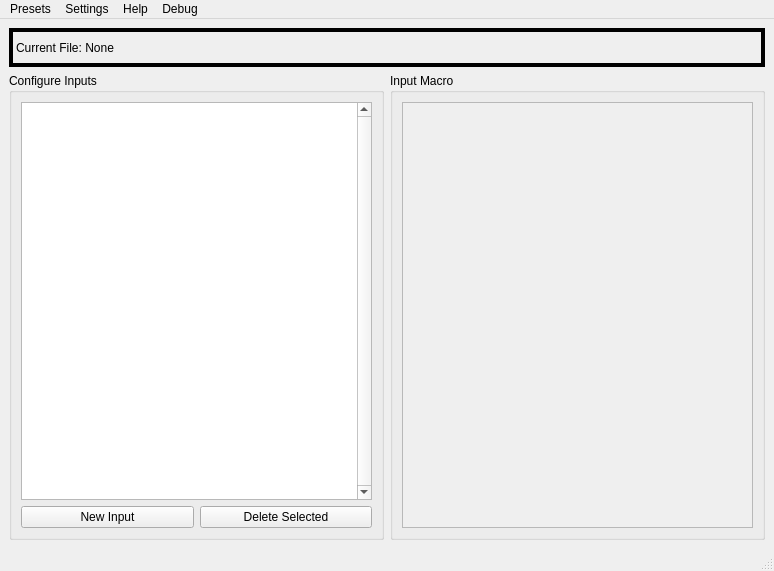
The window that OpenMacro-GUI/App/mainwindow.ui (jerry20091103/OpenMacro) describes before a commit, drawn with Qt 5.
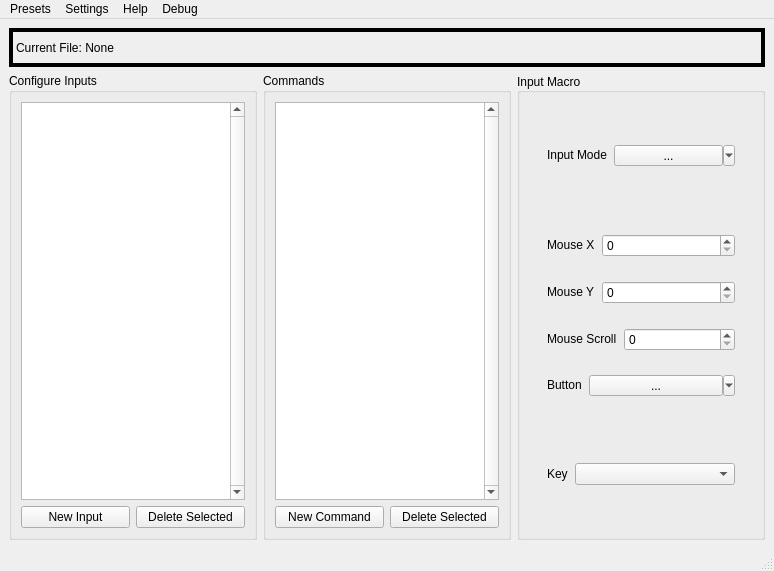
The same window after the commit. Custom widgets are drawn as their Qt base class.

Commit message: Finished setting up GUI layouts.

Patch:
```diff
--- a/OpenMacro-GUI/App/mainwindow.ui
+++ b/OpenMacro-GUI/App/mainwindow.ui
@@ -38,7 +38,7 @@
      </widget>
     </item>
     <item>
-     <layout class="QHBoxLayout" name="horizontalLayout" stretch="1,1">
+     <layout class="QHBoxLayout" name="horizontalLayout" stretch="1,1,1">
       <property name="sizeConstraint">
        <enum>QLayout::SetDefaultConstraint</enum>
       </property>
@@ -83,26 +83,325 @@
        </widget>
       </item>
       <item>
-       <widget class="QGroupBox" name="groupBox">
+       <widget class="QGroupBox" name="configCommandsForm">
+        <property name="title">
+         <string>Commands</string>
+        </property>
+        <layout class="QVBoxLayout" name="verticalLayout_8" stretch="9,1">
+         <item>
+          <widget class="CommandList" name="commandList">
+           <property name="verticalScrollBarPolicy">
+            <enum>Qt::ScrollBarAlwaysOn</enum>
+           </property>
+          </widget>
+         </item>
+         <item>
+          <layout class="QHBoxLayout" name="horizontalLayout_9">
+           <item>
+            <widget class="QPushButton" name="actionNewCommand">
+             <property name="text">
+              <string>New Command</string>
+             </property>
+            </widget>
+           </item>
+           <item>
+            <widget class="QPushButton" name="actionDeleteSelectedCommand">
+             <property name="text">
+              <string>Delete Selected</string>
+             </property>
+            </widget>
+           </item>
+          </layout>
+         </item>
+        </layout>
+       </widget>
+      </item>
+      <item>
+       <widget class="ConfigMacroForm" name="configMacroForm">
+        <property name="sizePolicy">
+         <sizepolicy hsizetype="Ignored" vsizetype="Preferred">
+          <horstretch>0</horstretch>
+          <verstretch>0</verstretch>
+         </sizepolicy>
+        </property>
         <property name="title">
          <string>Input Macro</string>
         </property>
+        <property name="alignment">
+         <set>Qt::AlignLeading|Qt::AlignLeft|Qt::AlignVCenter</set>
+        </property>
+        <property name="flat">
+         <bool>false</bool>
+        </property>
         <layout class="QVBoxLayout" name="verticalLayout_3">
          <item>
-          <widget class="QScrollArea" name="scrollArea_2">
-           <property name="widgetResizable">
+          <widget class="QFrame" name="inputModeForm">
+           <property name="enabled">
             <bool>true</bool>
            </property>
-           <widget class="QWidget" name="scrollAreaWidgetContents_2">
-            <property name="geometry">
-             <rect>
-              <x>0</x>
-              <y>0</y>
-              <width>345</width>
-              <height>405</height>
-             </rect>
-            </property>
-           </widget>
+           <property name="frameShape">
+            <enum>QFrame::NoFrame</enum>
+           </property>
+           <property name="frameShadow">
+            <enum>QFrame::Plain</enum>
+           </property>
+           <property name="lineWidth">
+            <number>0</number>
+           </property>
+           <layout class="QVBoxLayout" name="verticalLayout_5">
+            <item>
+             <widget class="QWidget" name="horizontalWidget_2" native="true">
+              <property name="sizePolicy">
+               <sizepolicy hsizetype="Preferred" vsizetype="Fixed">
+                <horstretch>0</horstretch>
+                <verstretch>0</verstretch>
+               </sizepolicy>
+              </property>
+              <layout class="QHBoxLayout" name="horizontalLayout_4" stretch="0,0">
+               <property name="spacing">
+                <number>7</number>
+               </property>
+               <item>
+                <widget class="QLabel" name="label_2">
+                 <property name="sizePolicy">
+                  <sizepolicy hsizetype="Fixed" vsizetype="Fixed">
+                   <horstretch>0</horstretch>
+                   <verstretch>0</verstretch>
+                  </sizepolicy>
+                 </property>
+                 <property name="text">
+                  <string>Input Mode</string>
+                 </property>
+                </widget>
+               </item>
+               <item>
+                <widget class="QToolButton" name="inputModeInput">
+                 <property name="sizePolicy">
+                  <sizepolicy hsizetype="Preferred" vsizetype="Fixed">
+                   <horstretch>0</horstretch>
+                   <verstretch>0</verstretch>
+                  </sizepolicy>
+                 </property>
+                 <property name="text">
+                  <string>...</string>
+                 </property>
+                 <property name="popupMode">
+                  <enum>QToolButton::MenuButtonPopup</enum>
+                 </property>
+                </widget>
+               </item>
+              </layout>
+             </widget>
+            </item>
+           </layout>
+          </widget>
+         </item>
+         <item>
+          <widget class="QFrame" name="mouseMacroForm">
+           <property name="enabled">
+            <bool>true</bool>
+           </property>
+           <property name="frameShape">
+            <enum>QFrame::NoFrame</enum>
+           </property>
+           <property name="frameShadow">
+            <enum>QFrame::Plain</enum>
+           </property>
+           <property name="lineWidth">
+            <number>0</number>
+           </property>
+           <layout class="QVBoxLayout" name="verticalLayout_6">
+            <item>
+             <widget class="QWidget" name="mouseXForm" native="true">
+              <property name="sizePolicy">
+               <sizepolicy hsizetype="Preferred" vsizetype="Fixed">
+                <horstretch>0</horstretch>
+                <verstretch>0</verstretch>
+               </sizepolicy>
+              </property>
+              <layout class="QHBoxLayout" name="horizontalLayout_6" stretch="0,0">
+               <property name="spacing">
+                <number>7</number>
+               </property>
+               <item>
+                <widget class="QLabel" name="label_4">
+                 <property name="sizePolicy">
+                  <sizepolicy hsizetype="Fixed" vsizetype="Fixed">
+                   <horstretch>0</horstretch>
+                   <verstretch>0</verstretch>
+                  </sizepolicy>
+                 </property>
+                 <property name="text">
+                  <string>Mouse X</string>
+                 </property>
+                </widget>
+               </item>
+               <item>
+                <widget class="QSpinBox" name="mouseXInput"/>
+               </item>
+              </layout>
+             </widget>
+            </item>
+            <item>
+             <widget class="QWidget" name="mouseYForm" native="true">
+              <property name="sizePolicy">
+               <sizepolicy hsizetype="Preferred" vsizetype="Fixed">
+                <horstretch>0</horstretch>
+                <verstretch>0</verstretch>
+               </sizepolicy>
+              </property>
+              <layout class="QHBoxLayout" name="horizontalLayout_11" stretch="0,0">
+               <property name="spacing">
+                <number>7</number>
+               </property>
+               <item>
+                <widget class="QLabel" name="label_6">
+                 <property name="sizePolicy">
+                  <sizepolicy hsizetype="Fixed" vsizetype="Fixed">
+                   <horstretch>0</horstretch>
+                   <verstretch>0</verstretch>
+                  </sizepolicy>
+                 </property>
+                 <property name="text">
+                  <string>Mouse Y</string>
+                 </property>
+                </widget>
+               </item>
+               <item>
+                <widget class="QSpinBox" name="mouseYInput"/>
+               </item>
+              </layout>
+             </widget>
+            </item>
+            <item>
+             <widget class="QWidget" name="mouseScrollForm" native="true">
+              <property name="sizePolicy">
+               <sizepolicy hsizetype="Preferred" vsizetype="Fixed">
+                <horstretch>0</horstretch>
+                <verstretch>0</verstretch>
+               </sizepolicy>
+              </property>
+              <layout class="QHBoxLayout" name="horizontalLayout_5" stretch="0,0">
+               <property name="spacing">
+                <number>7</number>
+               </property>
+               <item>
+                <widget class="QLabel" name="label_3">
+                 <property name="sizePolicy">
+                  <sizepolicy hsizetype="Fixed" vsizetype="Fixed">
+                   <horstretch>0</horstretch>
+                   <verstretch>0</verstretch>
+                  </sizepolicy>
+                 </property>
+                 <property name="text">
+                  <string>Mouse Scroll</string>
+                 </property>
+                </widget>
+               </item>
+               <item>
+                <widget class="QSpinBox" name="mouseScrollInput"/>
+               </item>
+              </layout>
+             </widget>
+            </item>
+            <item>
+             <widget class="QWidget" name="mouseButtonForm" native="true">
+              <property name="sizePolicy">
+               <sizepolicy hsizetype="Preferred" vsizetype="Fixed">
+                <horstretch>0</horstretch>
+                <verstretch>0</verstretch>
+               </sizepolicy>
+              </property>
+              <layout class="QHBoxLayout" name="horizontalLayout_7" stretch="0,0">
+               <property name="spacing">
+                <number>7</number>
+               </property>
+               <item>
+                <widget class="QLabel" name="label_5">
+                 <property name="sizePolicy">
+                  <sizepolicy hsizetype="Fixed" vsizetype="Fixed">
+                   <horstretch>0</horstretch>
+                   <verstretch>0</verstretch>
+                  </sizepolicy>
+                 </property>
+                 <property name="text">
+                  <string>Button</string>
+                 </property>
+                </widget>
+               </item>
+               <item>
+                <widget class="QToolButton" name="mouseButtonInput">
+                 <property name="sizePolicy">
+                  <sizepolicy hsizetype="Preferred" vsizetype="Fixed">
+                   <horstretch>0</horstretch>
+                   <verstretch>0</verstretch>
+                  </sizepolicy>
+                 </property>
+                 <property name="text">
+                  <string>...</string>
+                 </property>
+                 <property name="popupMode">
+                  <enum>QToolButton::MenuButtonPopup</enum>
+                 </property>
+                </widget>
+               </item>
+              </layout>
+             </widget>
+            </item>
+           </layout>
+          </widget>
+         </item>
+         <item>
+          <widget class="QFrame" name="buttonMacroForm">
+           <property name="enabled">
+            <bool>true</bool>
+           </property>
+           <property name="frameShape">
+            <enum>QFrame::NoFrame</enum>
+           </property>
+           <property name="frameShadow">
+            <enum>QFrame::Plain</enum>
+           </property>
+           <property name="lineWidth">
+            <number>0</number>
+           </property>
+           <layout class="QVBoxLayout" name="verticalLayout_4">
+            <item>
+             <widget class="QWidget" name="horizontalWidget" native="true">
+              <property name="sizePolicy">
+               <sizepolicy hsizetype="Preferred" vsizetype="Fixed">
+                <horstretch>0</horstretch>
+                <verstretch>0</verstretch>
+               </sizepolicy>
+              </property>
+              <layout class="QHBoxLayout" name="horizontalLayout_2" stretch="0,0">
+               <property name="spacing">
+                <number>7</number>
+               </property>
+               <item>
+                <widget class="QLabel" name="label">
+                 <property name="sizePolicy">
+                  <sizepolicy hsizetype="Fixed" vsizetype="Fixed">
+                   <horstretch>0</horstretch>
+                   <verstretch>0</verstretch>
+                  </sizepolicy>
+                 </property>
+                 <property name="text">
+                  <string>Key</string>
+                 </property>
+                </widget>
+               </item>
+               <item>
+                <widget class="QComboBox" name="keyInput">
+                 <property name="placeholderText">
+                  <string>None Selected</string>
+                 </property>
+                </widget>
+               </item>
+              </layout>
+             </widget>
+            </item>
+           </layout>
           </widget>
          </item>
         </layout>
@@ -227,6 +526,17 @@
     <slot>onSelectChanged()</slot>
    </slots>
   </customwidget>
+  <customwidget>
+   <class>CommandList</class>
+   <extends>QListWidget</extends>
+   <header>App/commandlist.h</header>
+  </customwidget>
+  <customwidget>
+   <class>ConfigMacroForm</class>
+   <extends>QGroupBox</extends>
+   <header>App/configmacroform.h</header>
+   <container>1</container>
+  </customwidget>
  </customwidgets>
  <resources/>
  <connections>
```
Left out of the diff: 4 changed lines with no effect on the pictures. The commit also changes 10 other files.
